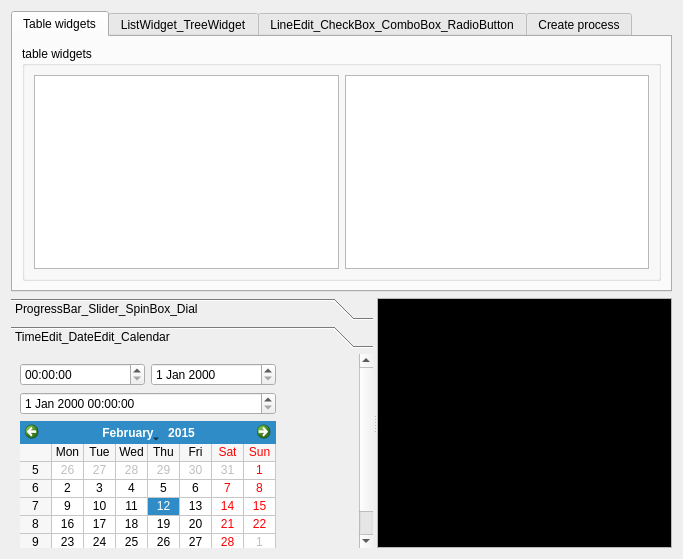
szieke/ScriptCommunicator_serial-terminal, file ScriptCommunicator/exampleScripts/WorkerScripts/Gui/guiExample.ui: the form before one commit.
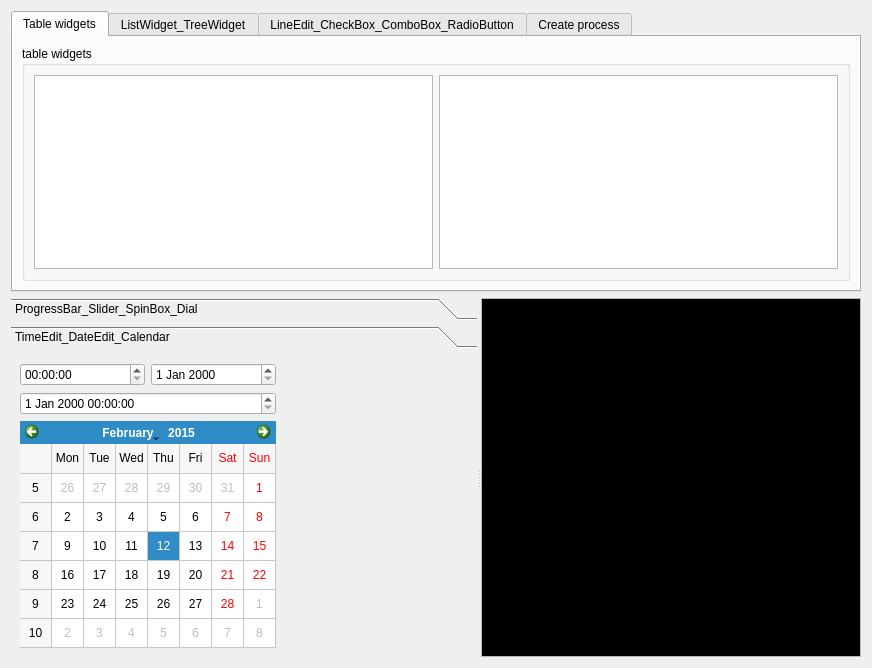
The form after the commit.

```diff
--- a/ScriptCommunicator/exampleScripts/WorkerScripts/Gui/guiExample.ui
+++ b/ScriptCommunicator/exampleScripts/WorkerScripts/Gui/guiExample.ui
@@ -9,8 +9,8 @@
    <rect>
     <x>0</x>
     <y>0</y>
-    <width>683</width>
-    <height>559</height>
+    <width>872</width>
+    <height>668</height>
    </rect>
   </property>
   <property name="focusPolicy">
@@ -47,6 +47,9 @@
             <attribute name="horizontalHeaderStretchLastSection">
              <bool>true</bool>
             </attribute>
+            <attribute name="verticalHeaderMinimumSectionSize">
+             <number>50</number>
+            </attribute>
            </widget>
           </item>
           <item>
@@ -495,8 +498,8 @@
         <rect>
          <x>0</x>
          <y>0</y>
-         <width>421</width>
-         <height>322</height>
+         <width>505</width>
+         <height>308</height>
         </rect>
        </property>
        <attribute name="label">
```
Left out of the diff: 4 changed lines with no effect on the pictures.
